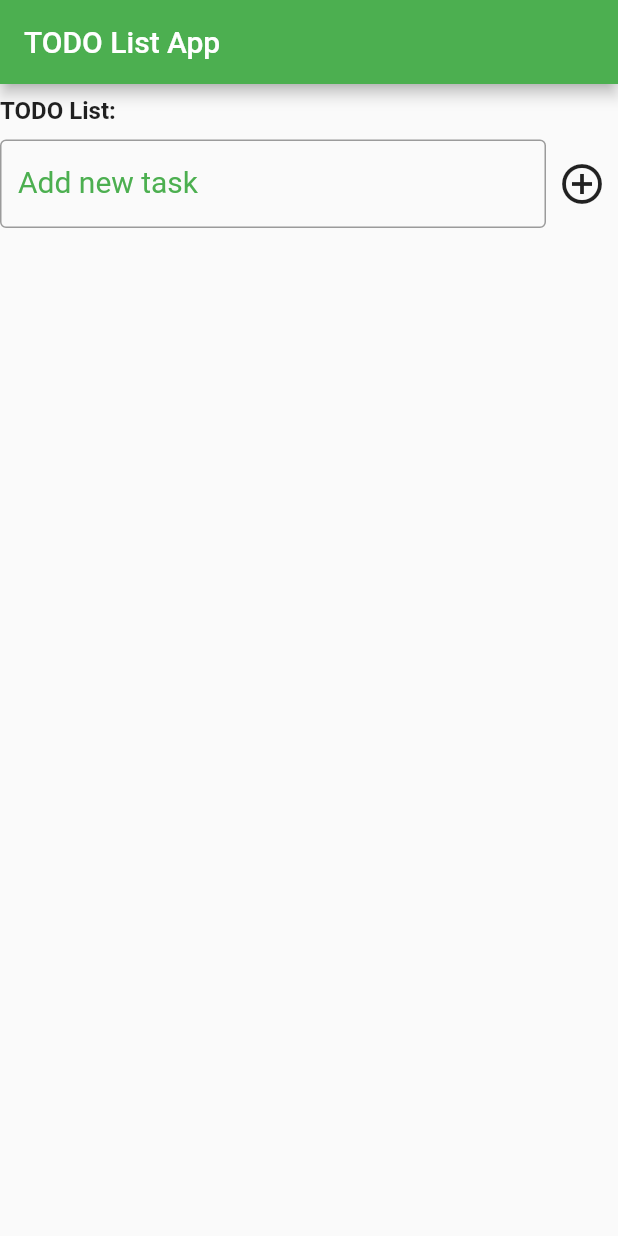
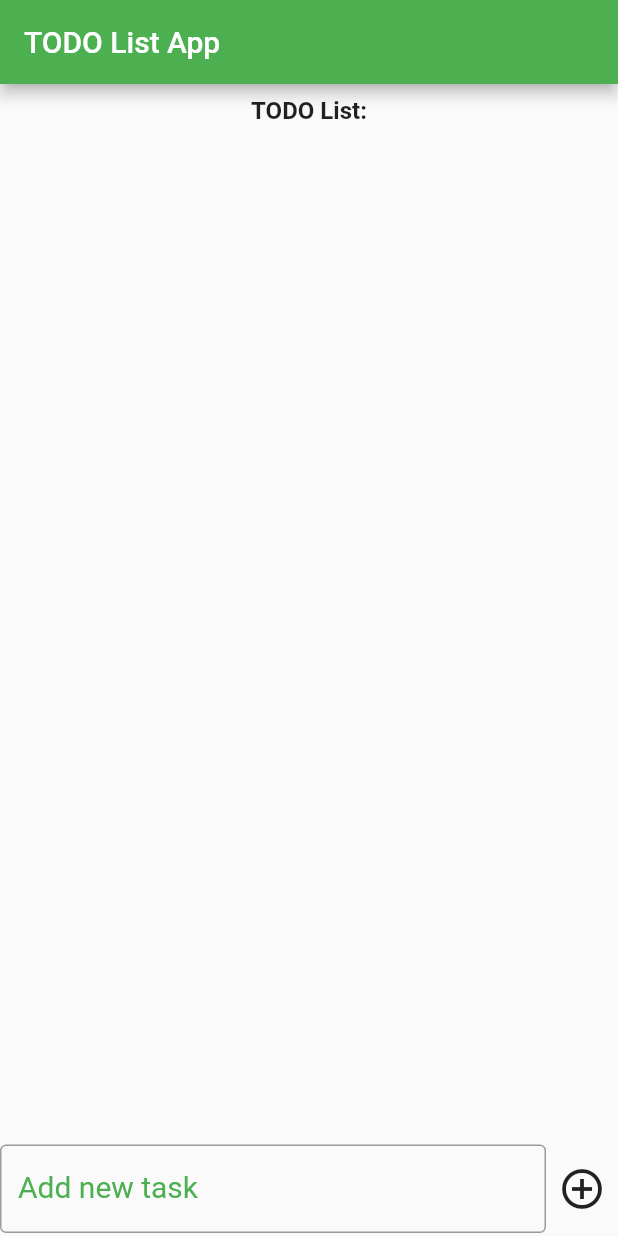
Before and after one commit to wrench29/flutter-todo-list, a Flutter app: the screen it shows after launch, on a phone screen of 412 x 824 dp. Run offline on Flutter 3.47's test engine with Material 2 defaults, Android fonts, the phone set to English and light mode, and no system bars; our stand-ins replace equatable, flutter_bloc.

Commit message:
Fixed input box by moving it to bottom

```diff
--- a/lib/todo.dart
+++ b/lib/todo.dart
@@ -26,16 +26,16 @@ class _TodoState extends State<Todo> {
 
   @override
   Widget build(BuildContext context) {
-    return BlocBuilder<TodoBloc, TodoState>(
-      builder: (context, state) {
-        return ListView(children: [
+    return Column(children: [
       Container(
           padding: const EdgeInsets.symmetric(vertical: 8.0),
           child: const Text(
             "TODO List:",
             style: TextStyle(fontSize: 16, fontWeight: FontWeight.bold),
           )),
-          ListView.builder(
+      Expanded(
+          child: BlocBuilder<TodoBloc, TodoState>(
+              builder: (context, state) => ListView.builder(
                   controller: scrlController,
                   shrinkWrap: true,
                   itemBuilder: (builder, index) {
@@ -60,7 +60,7 @@ class _TodoState extends State<Todo> {
                               ],
                             )));
                   },
-              itemCount: state.todoModel.todoTexts.length),
+                  itemCount: state.todoModel.todoTexts.length))),
       Container(
           padding: const EdgeInsets.symmetric(vertical: 2.0),
           child: Row(mainAxisAlignment: MainAxisAlignment.end, children: [
@@ -70,8 +70,7 @@ class _TodoState extends State<Todo> {
                 autocorrect: false,
                 decoration: const InputDecoration(
                   labelText: "Add new task",
-                      labelStyle:
-                          TextStyle(fontSize: 20.0, color: Colors.green),
+                  labelStyle: TextStyle(fontSize: 20.0, color: Colors.green),
                   fillColor: Colors.blue,
                   border: OutlineInputBorder(
                       borderSide: BorderSide(color: Colors.purpleAccent)),
@@ -86,15 +85,12 @@ class _TodoState extends State<Todo> {
                 if ((text = teController.text.trim()) != "") {
                   addTodoPressed(text);
                   teController.text = "";
-                      Future.delayed(
-                          const Duration(milliseconds: 10), _scrollDown);
+                  Future.delayed(const Duration(milliseconds: 10), _scrollDown);
                 }
               },
             )
           ])),
     ]);
-      },
-    );
   }
 
   addTodoPressed(String text) {
```
Lines whose indentation alone changed are shown as unchanged.
